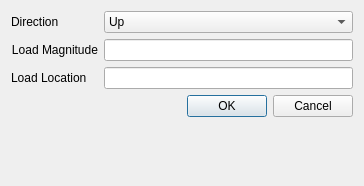
Qt form Ui/UiFiles/Add_pointLoad_dialog_window.ui (mark2661/beamCalculator) before a commit.
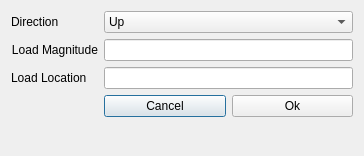
The same form after that commit.

Commit message: added automated test for add_beam and add_support dialog windows

The edit to the form file:
```diff
--- a/Ui/UiFiles/Add_pointLoad_dialog_window.ui
+++ b/Ui/UiFiles/Add_pointLoad_dialog_window.ui
@@ -7,7 +7,7 @@
     <x>0</x>
     <y>0</y>
     <width>364</width>
-    <height>186</height>
+    <height>156</height>
    </rect>
   </property>
   <property name="windowTitle">
@@ -76,15 +76,23 @@
    <item row="4" column="1">
     <widget class="QLineEdit" name="LoadLocationInputField"/>
    </item>
-   <item row="7" column="1">
-    <widget class="QDialogButtonBox" name="buttonBox">
-     <property name="orientation">
-      <enum>Qt::Horizontal</enum>
-     </property>
-     <property name="standardButtons">
-      <set>QDialogButtonBox::Cancel|QDialogButtonBox::Ok</set>
-     </property>
-    </widget>
+   <item row="6" column="1">
+    <layout class="QHBoxLayout" name="horizontalLayout_2">
+     <item>
+      <widget class="QPushButton" name="Cancel_button">
+       <property name="text">
+        <string>Cancel</string>
+       </property>
+      </widget>
+     </item>
+     <item>
+      <widget class="QPushButton" name="Ok_button">
+       <property name="text">
+        <string>Ok</string>
+       </property>
+      </widget>
+     </item>
+    </layout>
    </item>
   </layout>
  </widget>
```
Left out of the diff: 41 changed lines with no effect on the pictures. The commit also changes 13 other files.
